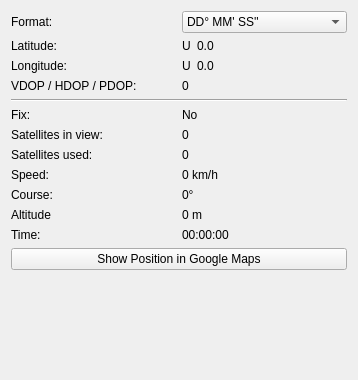
Tinkerforge/brickv, file src/brickv/plugin_system/plugins/gps/ui/gps.ui: the form before one commit.
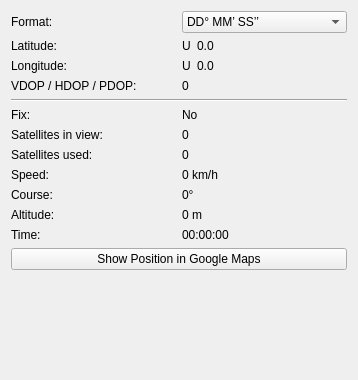
The form after the commit.

```diff
--- a/src/brickv/plugin_system/plugins/gps/ui/gps.ui
+++ b/src/brickv/plugin_system/plugins/gps/ui/gps.ui
@@ -27,7 +27,7 @@
       <widget class="QComboBox" name="format_combobox">
        <item>
         <property name="text">
-         <string>DD° MM' SS''</string>
+         <string>DD° MM’ SS’’</string>
         </property>
        </item>
        <item>
@@ -181,7 +181,7 @@
        <item>
         <widget class="QLabel" name="label_8">
          <property name="text">
-          <string>Altitude</string>
+          <string>Altitude:</string>
          </property>
         </widget>
        </item>
```
Left out of the diff: 4 changed lines with no effect on the pictures.
